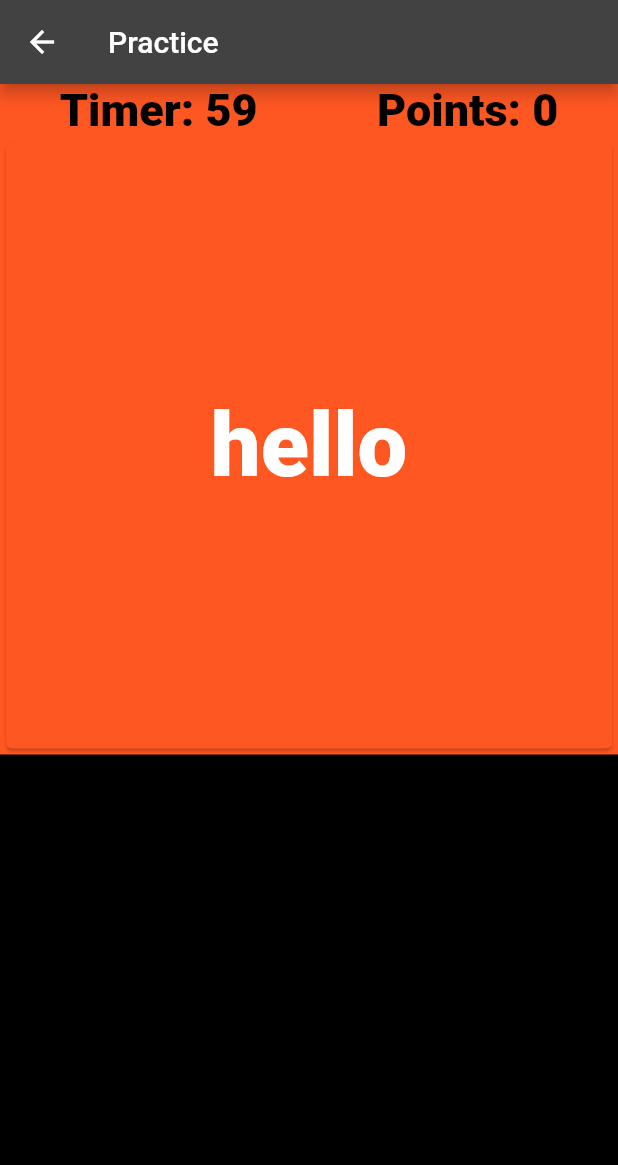
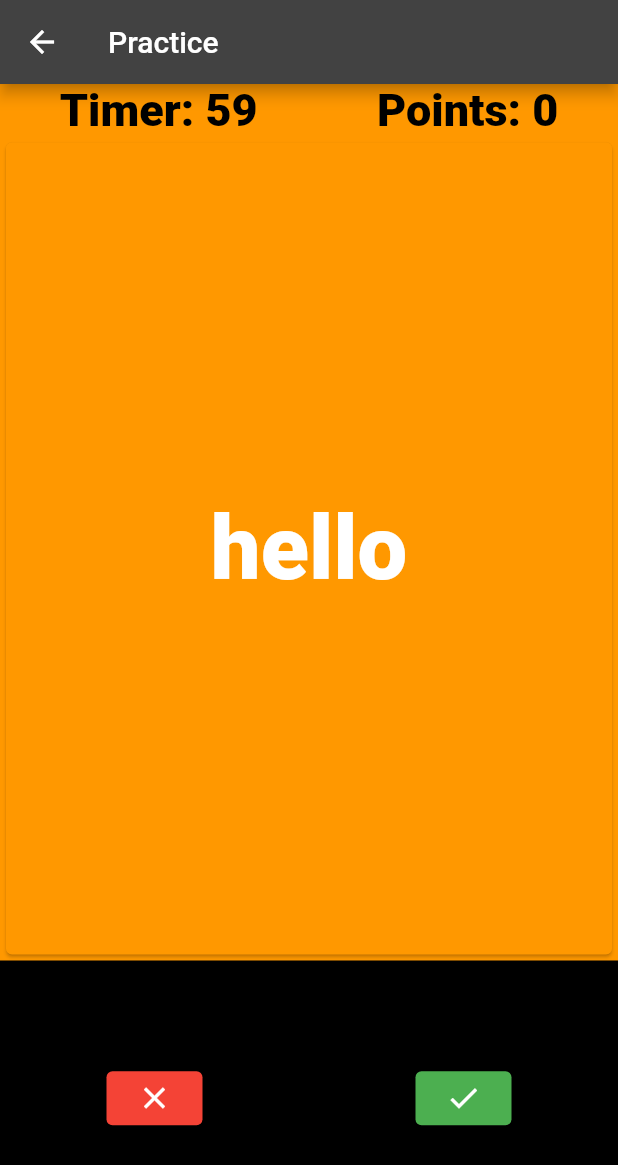
Before and after one commit to Mckenz31/vocabsFlash, a Flutter app: the PracticeCards screen opened by its route, on a phone screen of 412 x 824 dp. Shown: the top 1165 px of the screen. Run offline on Flutter 3.47's test engine with Material 2 defaults, Android fonts, the phone set to English and light mode, and no system bars; our stand-ins replace flip_card.

Commit message:
practicecards minor UI updates

```diff
--- a/lib/pages/practicecards.dart
+++ b/lib/pages/practicecards.dart
@@ -45,7 +45,7 @@ class _PracticeCardsState extends State<PracticeCards> {
     return Scaffold(
       appBar: AppBar(title: Title(color: Colors.deepOrangeAccent, child: Text('Practice')),),
       body: Container(
-        color: Colors.deepOrange,
+        color: Colors.orange,
         child: Column(
           children: [
             Row(
@@ -67,17 +67,40 @@ class _PracticeCardsState extends State<PracticeCards> {
               ],
             ),
             Container(
-              height: MediaQuery.of(context).size.height/2,
-              width: MediaQuery.of(context).size.height,
+              height: MediaQuery.of(context).size.height/1.5,
+              width: MediaQuery.of(context).size.width,
               // color: Colors.deepOrange,
               child: Card(
-                color: Colors.deepOrange,
+                color: Colors.orange,
                 child: Center(child: Text("hello", style: TextStyle(fontSize: 59, fontWeight: FontWeight.w900),)),
               ),
             ),
-            Flexible(
+            Expanded(
               child: Container(
                 color: Colors.black,
+                child: Row(
+                  mainAxisAlignment: MainAxisAlignment.spaceAround,
+                  children: [
+                    ElevatedButton(
+                      child: Icon(Icons.clear),
+                      onPressed: (){
+
+                      },
+                      style: ButtonStyle(
+                        backgroundColor: MaterialStateProperty.all<Color>(Colors.red),
+                      ),
+                    ),
+                    ElevatedButton(
+                      child: Icon(Icons.check),
+                      onPressed: (){
+
+                      },
+                      style: ButtonStyle(
+                        backgroundColor: MaterialStateProperty.all<Color>(Colors.green),
+                      ),
+                    ),
+                  ],
+                ),
               ),
             ),
           ],
```
Also changed, not shown: pubspec.lock.
